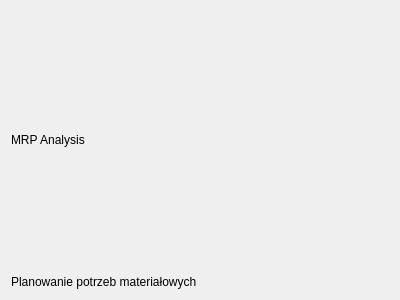
The window that ui/MRPView.ui (MagdaOleksandrTeam/ProductionPlanner) describes before a commit, drawn with Qt 5.
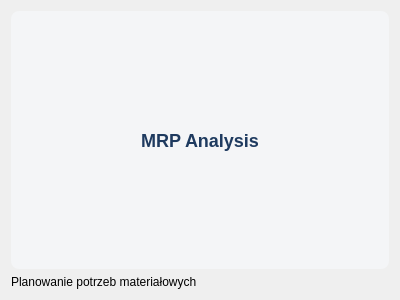
The same window after the commit.

The edit to the form file:
```diff
--- a/ui/MRPView.ui
+++ b/ui/MRPView.ui
@@ -17,14 +17,24 @@
    <item>
     <widget class="QLabel" name="title">
      <property name="sizePolicy">
-      <sizepolicy hsizetype="Fixed" vsizetype="Expanding">
+      <sizepolicy hsizetype="Expanding" vsizetype="Expanding">
        <horstretch>0</horstretch>
        <verstretch>0</verstretch>
       </sizepolicy>
      </property>
+     <property name="styleSheet">
+      <string notr="true">font-size: 18px;
+font-weight: bold;
+color: #1E3A5F;
+background-color: #F4F5F7;
+border-radius: 8px;</string>
+     </property>
      <property name="text">
       <string>MRP Analysis</string>
      </property>
+     <property name="alignment">
+      <set>Qt::AlignmentFlag::AlignCenter</set>
+     </property>
     </widget>
    </item>
    <item>
```
